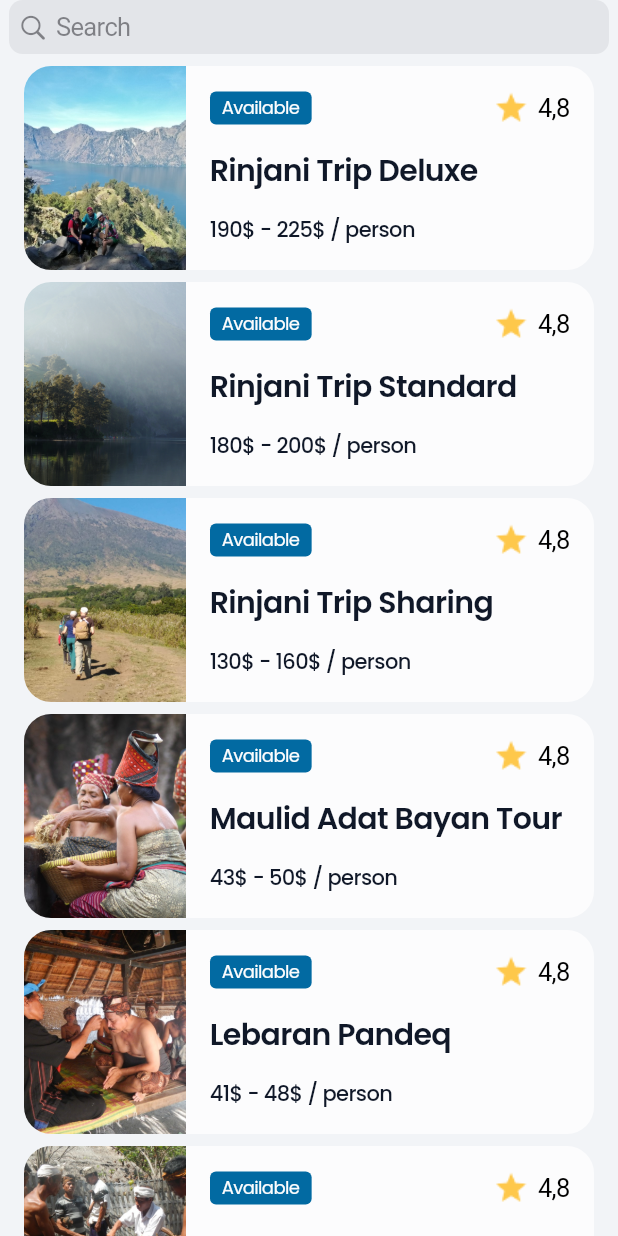
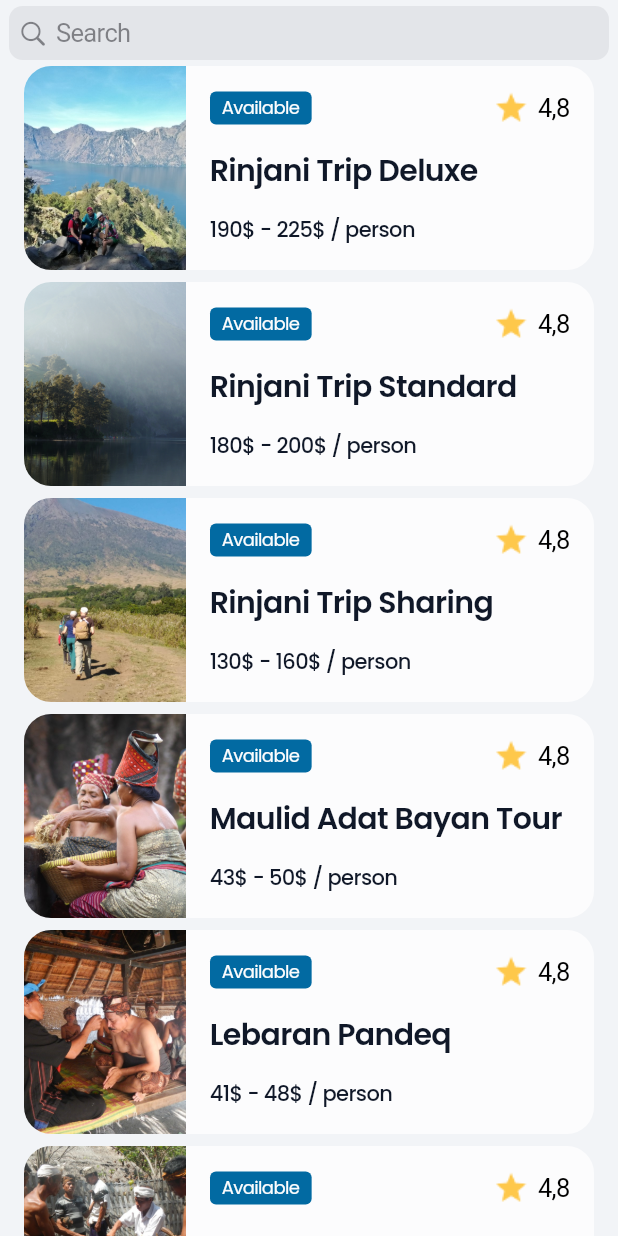
Before and after one commit to rinjani-visitor/rinjani-visior-flutter, a Flutter app: the SearchPage screen opened by its route, on a phone screen of 412 x 824 dp. Run offline on Flutter 3.47's test engine with Material 3 defaults, Android fonts, the phone set to English and light mode, and no system bars; our stand-ins replace badges, dio, dotted_border, flutter_image_compress, flutter_riverpod, flutter_secure_storage and 9 more; accounts and stored records are empty; generated files the repository leaves out were written again.

Commit message:
fix: layout shift

```diff
--- a/lib/page/main/search_page.dart
+++ b/lib/page/main/search_page.dart
@@ -23,7 +23,7 @@ class _SearchPageState extends ConsumerState<SearchPage> {
       backgroundColor: backgroundColor,
       navigationBar: CupertinoNavigationBar(
         automaticallyImplyLeading: false,
-        padding: const EdgeInsetsDirectional.only(bottom: 8),
+        padding: const EdgeInsetsDirectional.only(bottom: 2, top: 2),
         middle: AutoSearch(
           onSearch: (searchText) {
             ref
```
